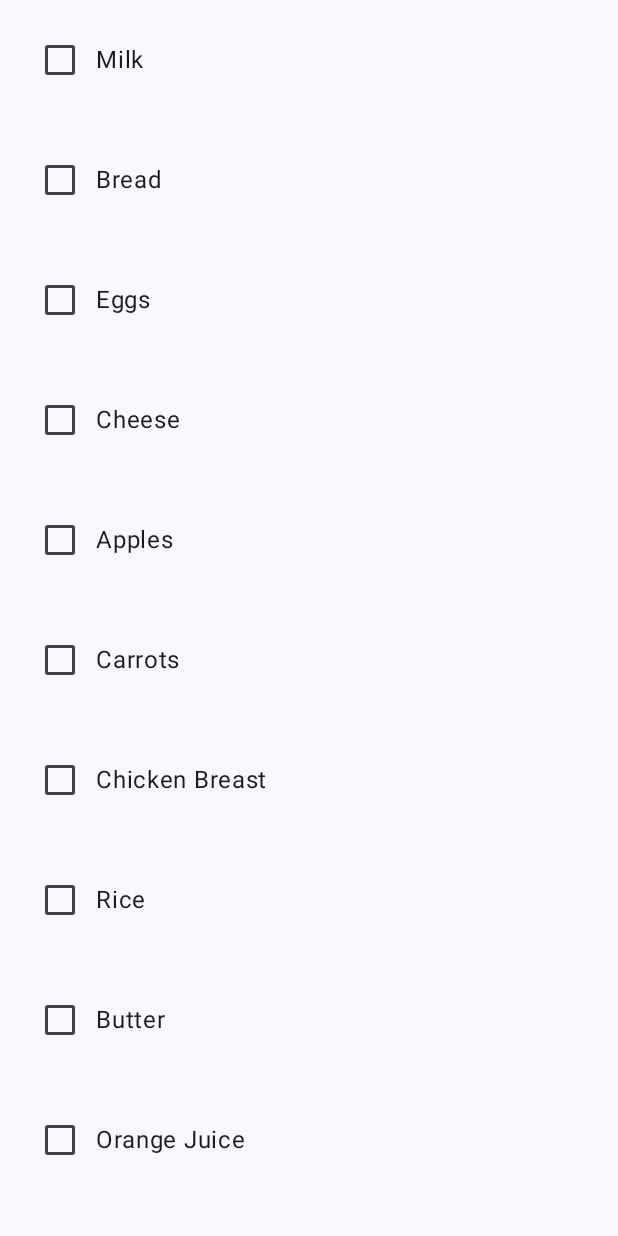
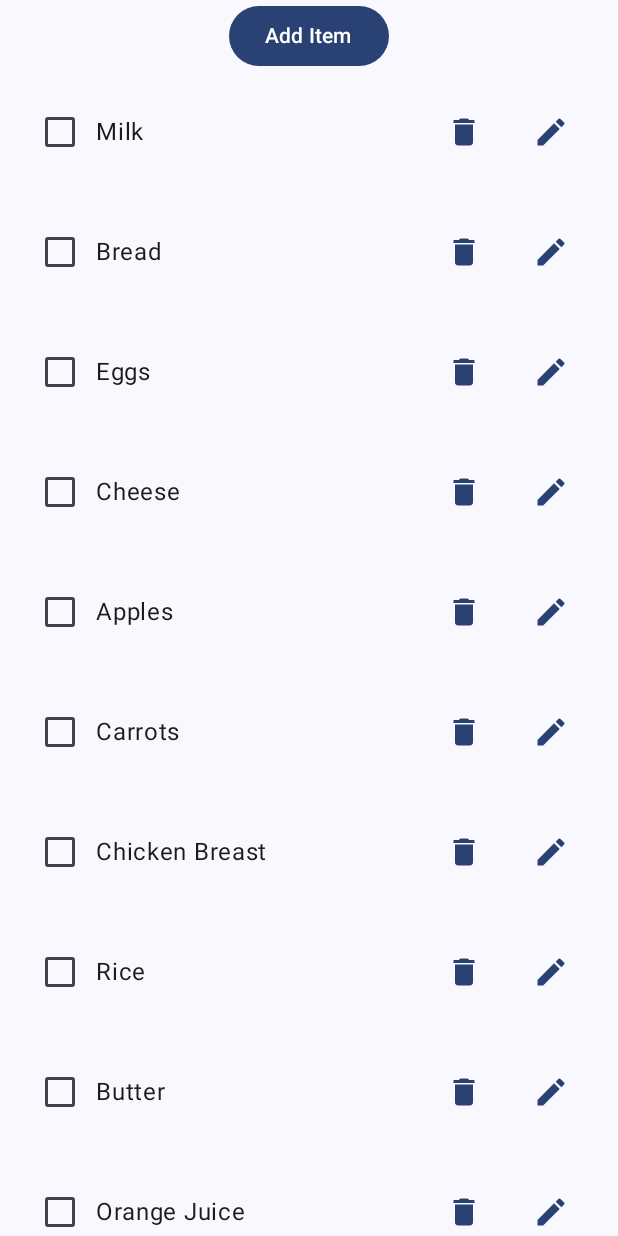
Before and after one commit to zaytsev-mxm/android-shopping-list, an Android app built with Jetpack Compose: the screen it shows after launch (MainActivity), on a phone screen of 412 x 824 dp. Run offline under Robolectric (Android 15) with nearby library versions, the phone set to English and light mode, and no system bars.

Commit message:
Basic CRUD operations of the client-side

```diff
--- a/app/src/main/java/dev/maxiscoding/shoppinglist/ui/components/List.kt
+++ b/app/src/main/java/dev/maxiscoding/shoppinglist/ui/components/List.kt
@@ -5,13 +5,21 @@ import androidx.compose.runtime.Composable
 import dev.maxiscoding.shoppinglist.model.ShoppingListItemModel
 
 @Composable
-fun List(items: List<ShoppingListItemModel>, onItemCheckedChange: (ShoppingListItemModel) -> Unit) {
+fun List(
+    items: List<ShoppingListItemModel>,
+    onItemCheckedChange: (ShoppingListItemModel) -> Unit,
+    onItemDelete: (ShoppingListItemModel) -> Unit,
+    onItemEdit: (ShoppingListItemModel) -> Unit
+) {
     LazyColumn {
         items(items.size) { index ->
             val item = items[index]
-            ListItem(params = item) { isChecked ->
-                onItemCheckedChange(item.copy(isChecked = isChecked))
-            }
+            ListItem(
+                item = item,
+                onCheckedChange = { isChecked -> onItemCheckedChange(item.copy(isChecked = isChecked)) },
+                onDeleteClick = { onItemDelete(item) },
+                onEditClick = { onItemEdit(item) }
+            )
         }
     }
 }
--- a/app/src/main/java/dev/maxiscoding/shoppinglist/ui/components/ListItem.kt
+++ b/app/src/main/java/dev/maxiscoding/shoppinglist/ui/components/ListItem.kt
@@ -1,11 +1,18 @@
 package dev.maxiscoding.shoppinglist.ui.components
 
+import androidx.compose.foundation.layout.Arrangement
 import androidx.compose.foundation.layout.Box
 import androidx.compose.foundation.layout.Row
 import androidx.compose.foundation.layout.fillMaxWidth
 import androidx.compose.foundation.layout.padding
+import androidx.compose.material.icons.Icons
+import androidx.compose.material.icons.filled.Delete
+import androidx.compose.material.icons.filled.Edit
+import androidx.compose.material3.Button
 import androidx.compose.material3.Checkbox
+import androidx.compose.material3.Icon
 import androidx.compose.material3.Text
+import androidx.compose.material3.TextButton
 import androidx.compose.runtime.Composable
 import androidx.compose.ui.Alignment
 import androidx.compose.ui.Modifier
@@ -13,7 +20,12 @@ import androidx.compose.ui.unit.dp
 import dev.maxiscoding.shoppinglist.model.ShoppingListItemModel
 
 @Composable
-fun ListItem(params: ShoppingListItemModel, onCheckedChange: (Boolean) -> Unit) {
+fun ListItem(
+    item: ShoppingListItemModel,
+    onCheckedChange: (Boolean) -> Unit,
+    onDeleteClick: () -> Unit,
+    onEditClick: () -> Unit
+) {
     Row(
         modifier = Modifier
             .fillMaxWidth()
@@ -21,12 +33,26 @@ fun ListItem(params: ShoppingListItemModel, onCheckedChange: (Boolean) -> Unit)
         verticalAlignment = Alignment.CenterVertically
     ) {
         Box {
-            Row(verticalAlignment = Alignment.CenterVertically) {
-                Checkbox(
-                    checked = params.isChecked,
-                    onCheckedChange = onCheckedChange
-                )
-                Text(text = params.name)
+            Row(
+                verticalAlignment = Alignment.CenterVertically,
+                horizontalArrangement = Arrangement.SpaceBetween,
+                modifier = Modifier.fillMaxWidth()
+            ) {
+                Row(verticalAlignment = Alignment.CenterVertically) {
+                    Checkbox(
+                        checked = item.isChecked,
+                        onCheckedChange = onCheckedChange
+                    )
+                    Text(text = item.name)
+                }
+                Row(verticalAlignment = Alignment.CenterVertically) {
+                    TextButton(onClick = onDeleteClick) {
+                        Icon(imageVector = Icons.Default.Delete, contentDescription = "Delete")
+                    }
+                    TextButton(onClick = onEditClick) {
+                        Icon(imageVector = Icons.Default.Edit, contentDescription = "Edit")
+                    }
+                }
             }
         }
     }
--- a/app/src/main/java/dev/maxiscoding/shoppinglist/ui/screens/ShoppingListScreen.kt
+++ b/app/src/main/java/dev/maxiscoding/shoppinglist/ui/screens/ShoppingListScreen.kt
@@ -1,11 +1,16 @@
 package dev.maxiscoding.shoppinglist.ui.screens
 
 import androidx.compose.foundation.layout.Box
+import androidx.compose.foundation.layout.Column
 import androidx.compose.foundation.layout.fillMaxSize
 import androidx.compose.foundation.layout.padding
+import androidx.compose.material3.Button
 import androidx.compose.material3.Scaffold
+import androidx.compose.material3.Text
 import androidx.compose.runtime.Composable
+import androidx.compose.ui.Alignment
 import androidx.compose.ui.Modifier
+import dev.maxiscoding.shoppinglist.ui.components.ItemDetailsDialog
 import dev.maxiscoding.shoppinglist.viewModel.ShoppingListViewModel
 import dev.maxiscoding.shoppinglist.ui.components.List
 
@@ -15,7 +20,28 @@ fun ShoppingListScreen(viewModel: ShoppingListViewModel) {
     val items = viewModel.items
     Scaffold(modifier = Modifier.fillMaxSize()) { innerPadding ->
         Box(modifier = Modifier.padding(innerPadding)) {
-            List(items = items) { updatedItem -> viewModel.updateItem(updatedItem) }
+            Column {
+                Box(modifier = Modifier.align(Alignment.CenterHorizontally)) {
+                    Button(onClick = { viewModel.showEditor() }) {
+                        Text(text = "Add Item")
+                    }
+                }
+
+                List(
+                    items = items,
+                    onItemCheckedChange = { updatedItem -> viewModel.updateItem(updatedItem) },
+                    onItemDelete = { itemToDelete -> viewModel.removeItem(itemToDelete) },
+                    onItemEdit = { itemToEdit -> viewModel.showEditor(itemToEdit) }
+                )
+            }
+
+            if (viewModel.isEditing) {
+                ItemDetailsDialog(
+                    onDismissRequest = { viewModel.hideEditor() },
+                    onConfirmation = { updatedItem -> viewModel.closeEditor(updatedItem) },
+                    item = viewModel.editingItem
+                )
+            }
         }
     }
 }
```
Also changed, not shown: app/src/main/java/dev/maxiscoding/shoppinglist/ui/components/ItemDetailsDialog.kt (added, +80 -0 lines), app/src/main/java/dev/maxiscoding/shoppinglist/viewModel/ShoppingListViewModel.kt (+36 -0 lines).
